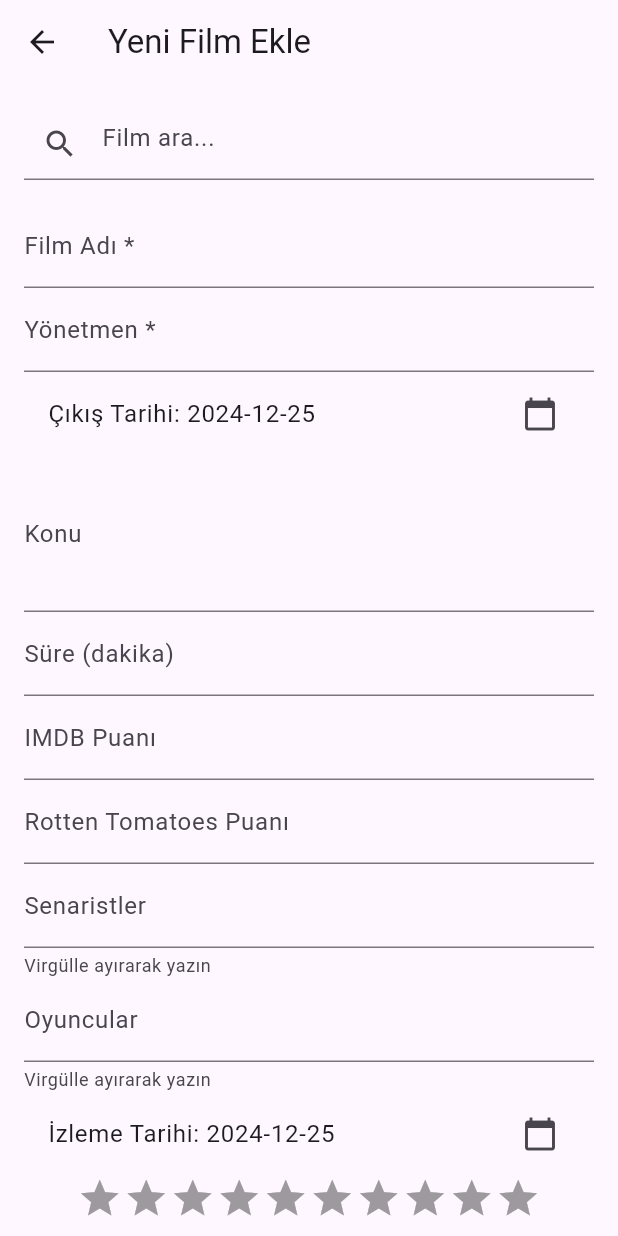
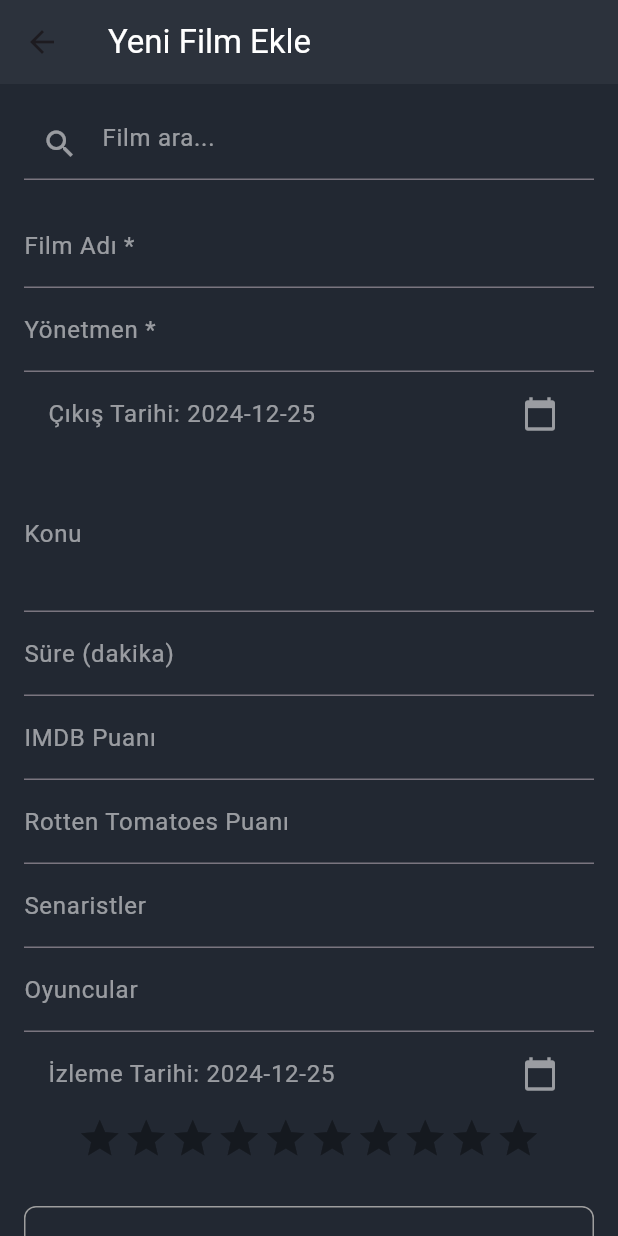
Before and after one commit to MertAliUzun/movie_collections_mobile, a Flutter app: the screen it shows after launch, after a tap on the "add" icon, on a phone screen of 412 x 824 dp. Run offline on Flutter 3.47's test engine with Material 3 defaults, Android fonts, the phone set to English and light mode, and no system bars; drawn by our look-alikes of flutter_rating_bar; our stand-ins replace flutter_dotenv, image_picker, supabase_flutter; missing offline and left inert: cloudinary_public; accounts and stored records are empty; network calls fail.

```diff
--- a/lib/main.dart
+++ b/lib/main.dart
@@ -61,23 +61,26 @@ class _MyHomePageState extends State<MyHomePage> {
   Widget build(BuildContext context) {
     return Scaffold(
       appBar: AppBar(
-        backgroundColor: Theme.of(context).colorScheme.inversePrimary,
-        title: const Text('Film Koleksiyonu'),
+        backgroundColor: Color.fromARGB(255, 44, 50, 60),
+        title: const Text('Film Koleksiyonu', style: TextStyle(color: Colors.white),),
       ),
       body: _pages[_selectedIndex],
       bottomNavigationBar: BottomNavigationBar(
+        backgroundColor: Color.fromARGB(255, 44, 50, 60),
         items: const <BottomNavigationBarItem>[
           BottomNavigationBarItem(
-            icon: Icon(Icons.movie),
+            icon: Icon(Icons.movie, color: Colors.amber,),
             label: 'Koleksiyon',
           ),
           BottomNavigationBarItem(
-            icon: Icon(Icons.bookmark),
+            icon: Icon(Icons.bookmark, color: Colors.amber,),
             label: 'İzleme Listesi',
           ),
         ],
         currentIndex: _selectedIndex,
         onTap: _onItemTapped,
+        selectedItemColor: Colors.white,
+        unselectedItemColor: Colors.white54,
       ),
     );
   }
--- a/lib/screens/add_movie_screen.dart
+++ b/lib/screens/add_movie_screen.dart
@@ -243,8 +243,10 @@ class _AddMovieScreenState extends State<AddMovieScreen> {
   @override
   Widget build(BuildContext context) {
     return Scaffold(
+      backgroundColor: const Color.fromARGB(255, 34, 40, 50),
       appBar: AppBar(
-        title: const Text('Yeni Film Ekle'),
+        title: const Text('Yeni Film Ekle', style: TextStyle(color: Colors.white),),
+        backgroundColor: const Color.fromARGB(255, 44, 50, 60),
       ),
       body: SingleChildScrollView(
         padding: const EdgeInsets.all(16.0),
@@ -256,7 +258,8 @@ class _AddMovieScreenState extends State<AddMovieScreen> {
                 controller: _searchController,
                 decoration: InputDecoration(
                   hintText: 'Film ara...',
-                  prefixIcon: const Icon(Icons.search),
+                  hintStyle: const TextStyle(color: Colors.white54),
+                  prefixIcon: const Icon(Icons.search, color: Colors.white54,),
                   suffixIcon: _isSearching
                       ? const SizedBox(
                           width: 16,
@@ -269,12 +272,14 @@ class _AddMovieScreenState extends State<AddMovieScreen> {
                         )
                       : null,
                 ),
+                style: const TextStyle(color: Colors.white),
                 onChanged: _onSearchChanged,
               ),
               if (_searchResults.isNotEmpty)
                 Container(
                   constraints: const BoxConstraints(maxHeight: 200),
                   child: Card(
+                    color: Color.fromARGB(255, 44, 50, 60),
                     child: ListView.builder(
                       shrinkWrap: true,
                       itemCount: _searchResults.length,
@@ -286,11 +291,11 @@ class _AddMovieScreenState extends State<AddMovieScreen> {
                                   movie['Poster'],
                                   width: 50,
                                   errorBuilder: (context, error, stackTrace) =>
-                                      const Icon(Icons.movie),
+                                      const Icon(Icons.movie, color: Colors.white54,),
                                 )
-                              : const Icon(Icons.movie),
-                          title: Text(movie['Title']),
-                          subtitle: Text(movie['Year']),
+                              : const Icon(Icons.movie, color: Colors.white54,),
+                          title: Text(movie['Title'], style: const TextStyle(color: Colors.white70),),
+                          subtitle: Text(movie['Year'], style: const TextStyle(color: Colors.white54),),
                           onTap: () => _selectMovie(movie['imdbID']),
                         );
                       },
@@ -300,7 +305,8 @@ class _AddMovieScreenState extends State<AddMovieScreen> {
               const SizedBox(height: 16),
               TextFormField(
                 controller: _movieNameController,
-                decoration: const InputDecoration(labelText: 'Film Adı *'),
+                decoration: const InputDecoration(labelText: 'Film Adı *', labelStyle: TextStyle(color: Colors.white54),),
+                style: const TextStyle(color: Colors.white),
                 validator: (value) {
                   if (value == null || value.isEmpty) {
                     return 'Lütfen film adını girin';
@@ -310,7 +316,8 @@ class _AddMovieScreenState extends State<AddMovieScreen> {
               ),
               TextFormField(
                 controller: _directorNameController,
-                decoration: const InputDecoration(labelText: 'Yönetmen *'),
+                  decoration: const InputDecoration(labelText: 'Yönetmen *', labelStyle: TextStyle(color: Colors.white54),),
+                style: const TextStyle(color: Colors.white),
                 validator: (value) {
                   if (value == null || value.isEmpty) {
                     return 'Lütfen yönetmen adını girin';
@@ -321,18 +328,20 @@ class _AddMovieScreenState extends State<AddMovieScreen> {
               ListTile(
                   title: Text(
                     'Çıkış Tarihi: ${_selectedDate.toLocal().toString().split(' ')[0]}',
+                    style: const TextStyle(color: Colors.white54),
                   ),
-                  trailing: const Icon(Icons.calendar_today),
+                  trailing: const Icon(Icons.calendar_today, color: Colors.white54,),
                   onTap: () => _watchDate(context),
                 ),
               TextFormField(
                 controller: _plotController,
-                decoration: const InputDecoration(labelText: 'Konu'),
+                decoration: const InputDecoration(labelText: 'Konu', labelStyle: TextStyle(color: Colors.white54),),
                 maxLines: 3,
+                style: const TextStyle(color: Colors.white),
               ),
               TextFormField(
                 controller: _runtimeController,
-                decoration: const InputDecoration(labelText: 'Süre (dakika)'),
+                decoration: const InputDecoration(labelText: 'Süre (dakika)', labelStyle: TextStyle(color: Colors.white54),),
                 keyboardType: TextInputType.number,
                 validator: (value) {
                   if (value != null && value.isNotEmpty) {
@@ -343,11 +352,13 @@ class _AddMovieScreenState extends State<AddMovieScreen> {
                   }
                   return null;
                 },
+                style: const TextStyle(color: Colors.white),
               ),
               TextFormField(
                 controller: _imdbRatingController,
-                decoration: const InputDecoration(labelText: 'IMDB Puanı'),
+                decoration: const InputDecoration(labelText: 'IMDB Puanı', labelStyle: TextStyle(color: Colors.white54),),
                 keyboardType: TextInputType.number,
+                style: const TextStyle(color: Colors.white),
                 validator: (value) {
                   if (value != null && value.isNotEmpty) {
                     final number = double.tryParse(value);
@@ -360,7 +371,7 @@ class _AddMovieScreenState extends State<AddMovieScreen> {
               ),
               TextFormField(
                 controller: _rtRatingController,
-                decoration: const InputDecoration(labelText: 'Rotten Tomatoes Puanı'),
+                decoration: const InputDecoration(labelText: 'Rotten Tomatoes Puanı', labelStyle: TextStyle(color: Colors.white54),),
                 keyboardType: TextInputType.number,
                 validator: (value) {
                   if (value != null && value.isNotEmpty) {
@@ -371,28 +382,34 @@ class _AddMovieScreenState extends State<AddMovieScreen> {
                   }
                   return null;
                 },
+                style: const TextStyle(color: Colors.white),
               ),
               TextFormField(
                 controller: _writersController,
                 decoration: const InputDecoration(
                   labelText: 'Senaristler',
-                  helperText: 'Virgülle ayırarak yazın',
+                 //helperText: 'Virgülle ayırarak yazın',
+                  labelStyle: TextStyle(color: Colors.white54),
                 ),
+                style: const TextStyle(color: Colors.white),
               ),
               TextFormField(
                 controller: _actorsController,
                 decoration: const InputDecoration(
                   labelText: 'Oyuncular',
-                  helperText: 'Virgülle ayırarak yazın',
+                  //helperText: 'Virgülle ayırarak yazın',
+                  labelStyle: TextStyle(color: Colors.white54),
                 ),
+                style: const TextStyle(color: Colors.white),
                 //User Section
               ),
               if (!widget.isFromWishlist) ...{
                 ListTile(
                   title: Text(
                     'İzleme Tarihi: ${_watchedDate.toLocal().toString().split(' ')[0]}',
+                    style: const TextStyle(color: Colors.white54),
                   ),
-                  trailing: const Icon(Icons.calendar_today),
+                  trailing: const Icon(Icons.calendar_today, color: Colors.white54,),
                   onTap: () => _watchDate(context),
                 ),
                 RatingBar.builder(
@@ -410,8 +427,9 @@ class _AddMovieScreenState extends State<AddMovieScreen> {
                     });
                   },
                 ),
-              SizedBox(height: 10,),
+
               },
+              SizedBox(height: 30,),
               GestureDetector(
                 onTap: _isUploading ? null : _pickImage,
                 child: Container(
@@ -435,17 +453,22 @@ class _AddMovieScreenState extends State<AddMovieScreen> {
                               child: Column(
                                 mainAxisAlignment: MainAxisAlignment.center,
                                 children: [
-                                  Icon(Icons.cloud_upload, size: 50),
-                                  Text('Film afişi seçmek için tıklayın'),
+                                  Icon(Icons.cloud_upload, size: 75, color: Colors.white54,),
+                                  Text('Film afişi seçmek için tıklayın', style: TextStyle(color: Colors.white54),),
                                 ],
                               ),
                             ),
                 ),
               ),
-              const SizedBox(height: 16),
+              const SizedBox(height: 25),
               ElevatedButton(
+                style: ElevatedButton.styleFrom(
+                  backgroundColor: Colors.green,
+                  foregroundColor: Colors.white,
+                  fixedSize: const Size(double.infinity, 50),
+                ),
                 onPressed: _saveMovie,
-                child: const Text('Filmi Ekle'),
+                child: const Text('Filmi Ekle', style: TextStyle(fontSize: 18),),
               ),
             ],
           ),
--- a/lib/screens/collection_screen.dart
+++ b/lib/screens/collection_screen.dart
@@ -33,6 +33,7 @@ class _CollectionScreenState extends State<CollectionScreen> {
   @override
   Widget build(BuildContext context) {
     return Scaffold(
+      backgroundColor: const Color.fromARGB(255, 34, 40, 50),
       body: ListView.builder(
         itemCount: _movies.length,
         itemBuilder: (context, index) {
@@ -40,6 +41,8 @@ class _CollectionScreenState extends State<CollectionScreen> {
         },
       ),
             floatingActionButton: FloatingActionButton(
+        backgroundColor:  Colors.green,
+        foregroundColor: Colors.white,
         onPressed: () {
           Navigator.push(
             context,
--- a/lib/screens/wishlist_screen.dart
+++ b/lib/screens/wishlist_screen.dart
@@ -32,6 +32,7 @@ class _WishlistScreenState extends State<WishlistScreen> {
   @override
   Widget build(BuildContext context) {
     return Scaffold(
+      backgroundColor: const Color.fromARGB(255, 34, 40, 50),
       body: ListView.builder(
         itemCount: _movies.length,
         itemBuilder: (context, index) {
@@ -39,6 +40,8 @@ class _WishlistScreenState extends State<WishlistScreen> {
         },
       ),
             floatingActionButton: FloatingActionButton(
+              backgroundColor:  Colors.green,
+        foregroundColor: Colors.white,
         onPressed: () {
           Navigator.push(
             context,
```
Also changed, not shown: lib/widgets/movie_card.dart (+31 -11 lines).
